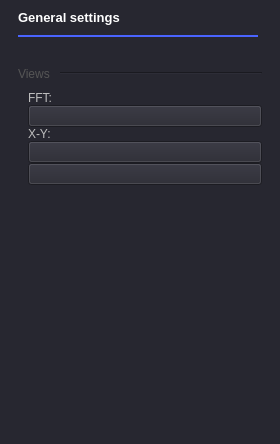
Above: ui/osc_general_settings.ui from analogdevicesinc/scopy before the change. Below: the same form after it.
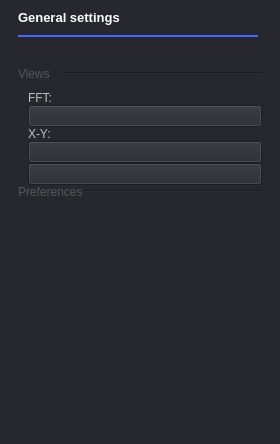
That is the form after the change. Custom widgets are drawn as their Qt base class.

Commit message:
Osc: added a preference setting for having labels on the plot
The preference option can be found in the general settings tab. When enabled there will be
color coded labels on the plot for each channel.

What changed in the file:
```diff
--- a/ui/osc_general_settings.ui
+++ b/ui/osc_general_settings.ui
@@ -42,6 +42,9 @@
      <property name="spacing">
       <number>0</number>
      </property>
+     <property name="bottomMargin">
+      <number>0</number>
+     </property>
      <item>
       <layout class="QVBoxLayout" name="verticalLayout_4">
        <property name="spacing">
@@ -194,6 +197,57 @@
      <item>
       <layout class="QVBoxLayout" name="export_2"/>
      </item>
+     <item>
+      <layout class="QHBoxLayout" name="horizontalLayout_2">
+       <property name="leftMargin">
+        <number>0</number>
+       </property>
+       <property name="topMargin">
+        <number>0</number>
+       </property>
+       <item>
+        <widget class="QLabel" name="label_5">
+         <property name="sizePolicy">
+          <sizepolicy hsizetype="Fixed" vsizetype="Fixed">
+           <horstretch>0</horstretch>
+           <verstretch>0</verstretch>
+          </sizepolicy>
+         </property>
+         <property name="styleSheet">
+          <string notr="true">QLabel {
+  color: rgb(85, 85, 85);
+}</string>
+         </property>
+         <property name="text">
+          <string>Preferences</string>
+         </property>
+        </widget>
+       </item>
+       <item>
+        <widget class="Line" name="line_3">
+         <property name="orientation">
+          <enum>Qt::Horizontal</enum>
+         </property>
+        </widget>
+       </item>
+      </layout>
+     </item>
+     <item>
+      <layout class="QVBoxLayout" name="preferences">
+       <property name="spacing">
+        <number>0</number>
+       </property>
+       <property name="leftMargin">
+        <number>10</number>
+       </property>
+       <property name="topMargin">
+        <number>10</number>
+       </property>
+       <property name="bottomMargin">
+        <number>0</number>
+       </property>
+      </layout>
+     </item>
      <item>
       <spacer name="verticalSpacer_2">
        <property name="orientation">
```
The commit also changes 2 other files.
